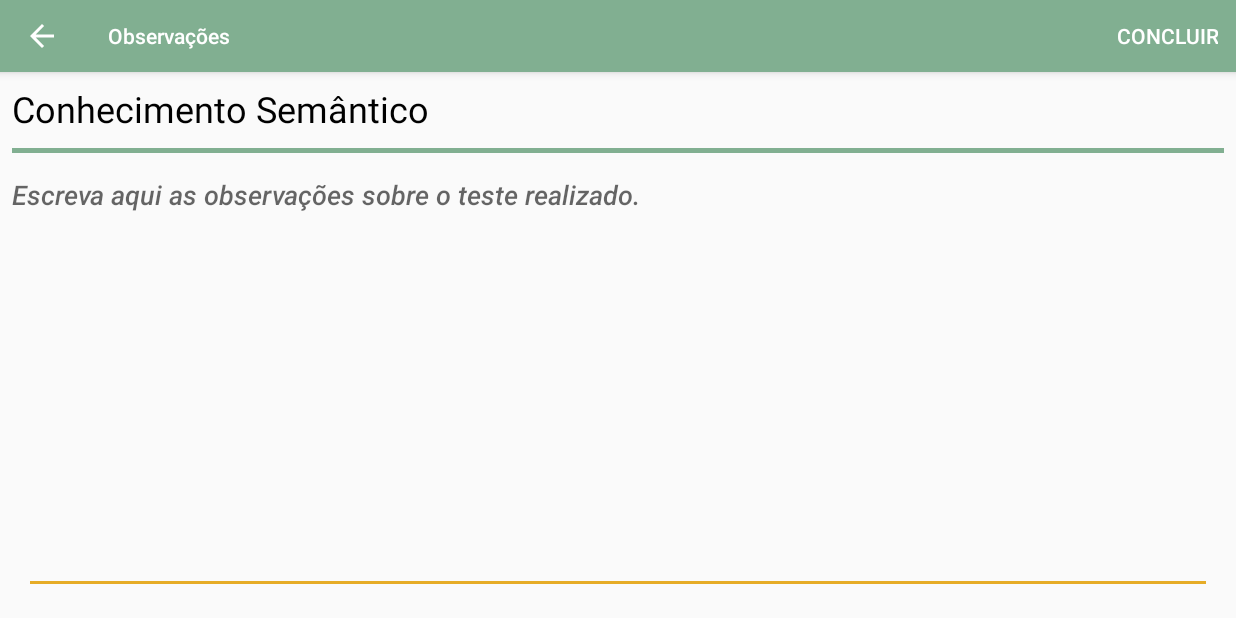
After one commit to Hercilio1/BALE-beta, an Android app: the ObservacoesActivity screen opened directly, with no data from a screen before it, on a phone screen of 824 x 412 dp (held sideways). The commit adds this screen. Run offline under Robolectric (Android 15) with nearby library versions, the phone set to English and light mode, and no system bars; our stand-ins replace Firebase (no records; nobody signed in at launch, a user with empty details on screens opened directly); 1 statement that could not run was skipped.

Commit message:
Tela de observações adicionada para CompVerbal e Informacao e discurso livre

```diff
--- /dev/null
+++ b/app/src/main/java/com/example/hercilio/appwithfirebase/Funcionalidades/Bateria/Observacoes/ObservacoesActivity.java
@@ -0,0 +1,163 @@
+package com.example.hercilio.appwithfirebase.Funcionalidades.Bateria.Observacoes;
+
+import android.content.Intent;
+import android.os.Bundle;
+import android.support.v7.app.ActionBar;
+import android.support.v7.app.AppCompatActivity;
+import android.view.Menu;
+import android.view.MenuItem;
+import android.widget.EditText;
+import android.widget.TextView;
+
+import com.example.hercilio.appwithfirebase.Funcionalidades.Bateria.Lobby.BaleLobbyActivity;
+import com.example.hercilio.appwithfirebase.Objetos.CompreensaoVerbalObject;
+import com.example.hercilio.appwithfirebase.Objetos.InformacaoDiscursoLivreObject;
+import com.example.hercilio.appwithfirebase.Objetos.Participante;
+import com.example.hercilio.appwithfirebase.R;
+import com.google.firebase.auth.FirebaseAuth;
+import com.google.firebase.database.DatabaseReference;
+import com.google.firebase.database.FirebaseDatabase;
+
+/**
+ * Created by Hercilio on 13/03/2018.
+ */
+
+public class ObservacoesActivity extends AppCompatActivity {
+
+    public static final String ACTIVITY_LISTENER = "String[]";
+
+    private TextView mTitle;
+    private EditText mObservacoes;
+
+    @Override
+    protected void onCreate(Bundle savedInstanceState) {
+        super.onCreate(savedInstanceState);
+        setContentView(R.layout.activity_comentarios);
+
+        final ActionBar actionBar = getSupportActionBar();
+        if (actionBar != null) {
+            actionBar.setDisplayHomeAsUpEnabled(true);
+        }
+
+        mTitle = (TextView) findViewById(R.id.title_observacoes);
+        mObservacoes = (EditText) findViewById(R.id.observacoes_edit_text);
+
+        Intent intentFromList = getIntent();
+        if (intentFromList != null) {
+            final Participante participante = (Participante) intentFromList.getSerializableExtra(BaleLobbyActivity.EXTRA_PARTICIPANTE);
+            final String[] indicador = (String[]) intentFromList.getSerializableExtra(ACTIVITY_LISTENER);
+            switch (indicador[0]) {
+                case "CompreensaoVerbalLobbyActivity":
+                    mTitle.setText(R.string.bateria_tipopergunta_compverbal);
+                    if(participante.getCompVerbalObject() != null && participante.getCompVerbalObject().getObservacoes() != null)
+                        mObservacoes.setText(participante.getCompVerbalObject().getObservacoes());
+                    break;
+                case "InformacaoDiscursolivreLobbyActivity":
+                    mTitle.setText("Informação e Discurso Livre");
+                    if(participante.getInformacaoDiscLivreObject() != null && participante.getInformacaoDiscLivreObject().getObservacoes() != null)
+                        mObservacoes.setText(participante.getInformacaoDiscLivreObject().getObservacoes());
+                    break;
+                default:
+                    break;
+            }
+        }
+
+    }
+
+    public void registrarCompVerbal(Participante participante) {
+        CompreensaoVerbalObject compreensaoVerbalObject;
+        if (participante.getCompVerbalObject() == null)
+            compreensaoVerbalObject = new CompreensaoVerbalObject();
+        else
+            compreensaoVerbalObject = participante.getCompVerbalObject();
+
+        compreensaoVerbalObject.setObservacoes(mObservacoes.getText().toString());
+        participante.setCompVerbalObject(compreensaoVerbalObject);
+
+        FirebaseDatabase mFirebaseDatabase;
+        final DatabaseReference mParticipanteDatabaseReference;
+
+        //Cria o caminho que garantirá o acesso somente aos participantes do usuário logado
+        mFirebaseDatabase = FirebaseDatabase.getInstance();
+        final FirebaseAuth auth = FirebaseAuth.getInstance();
+        mParticipanteDatabaseReference = mFirebaseDatabase.getReference().child("users").child(auth.getCurrentUser().getUid()).child("participantes");
+
+        //Criar uma váriavel final estava criando um loop no onDataChange
+        //final Participante partAux = participante;
+        mParticipanteDatabaseReference.child(participante.getCpf()).setValue(participante);
+    }
+
+    public void registrarInfDiscLivre(Participante participante) {
+        InformacaoDiscursoLivreObject informacaoDiscursoLivreObject;
+        if (participante.getInformacaoDiscLivreObject() == null)
+            informacaoDiscursoLivreObject = new InformacaoDiscursoLivreObject();
+        else
+            informacaoDiscursoLivreObject = participante.getInformacaoDiscLivreObject();
+
+        informacaoDiscursoLivreObject.setObservacoes(mObservacoes.getText().toString());
+        participante.setInformacaoDiscLivreObject(informacaoDiscursoLivreObject);
+
+        FirebaseDatabase mFirebaseDatabase;
+        final DatabaseReference mParticipanteDatabaseReference;
+
+        //Cria o caminho que garantirá o acesso somente aos participantes do usuário logado
+        mFirebaseDatabase = FirebaseDatabase.getInstance();
+        final FirebaseAuth auth = FirebaseAuth.getInstance();
+        mParticipanteDatabaseReference = mFirebaseDatabase.getReference().child("users").child(auth.getCurrentUser().getUid()).child("participantes");
+
+        //Criar uma váriavel final estava criando um loop no onDataChange
+        //final Participante partAux = participante;
+        mParticipanteDatabaseReference.child(participante.getCpf()).setValue(participante);
+    }
+
+    @Override
+    public boolean onCreateOptionsMenu(Menu menu) {
+        // Inflate the menu; this adds items to the action bar if it is present.
+        getMenuInflater().inflate(R.menu.obeservacoes_button, menu);
+        //Instanciação das referências.
+        MenuItem baleLobbyHomeBtn = menu.findItem(R.id.bale_observacoes_button_concluir);
+        baleLobbyHomeBtn.setVisible(true);
+        return true;
+    }
+
+    @Override
+    public boolean onOptionsItemSelected(MenuItem item) {
+        // Handle action bar item clicks here. The action bar will
+        // automatically handle clicks on the Home/Up button, so long
+        // as you specify a parent activity in AndroidManifest.xml.
+
+        int id = item.getItemId();
+
+        //Faz as transações
+        switch (id) {
+            case android.R.id.home:
+                this.onBackPressed();
+                return true;
+            case R.id.bale_observacoes_button_concluir:
+
+                Intent intentFromList = getIntent();
+                if (intentFromList != null) {
+                    final Participante participante = (Participante) intentFromList.getSerializableExtra(BaleLobbyActivity.EXTRA_PARTICIPANTE);
+
+                    switch (mTitle.getText().toString()) {
+                        case "Compreensão Verbal":
+                            registrarCompVerbal(participante);
+                            break;
+                        case "Informação e Discurso Livre":
+                            registrarInfDiscLivre(participante);
+                            break;
+                        default:
+                            break;
+                    }
+
+                    Intent intent = new Intent(this, BaleLobbyActivity.class);
+                    intent.putExtra(BaleLobbyActivity.EXTRA_PARTICIPANTE, participante);
+                    startActivity(intent);
+                }
+                return true;
+            default:
+                break;
+        }
+        return super.onOptionsItemSelected(item);
+    }
+}
--- /dev/null
+++ b/app/src/main/res/layout/activity_comentarios.xml
@@ -0,0 +1,73 @@
+<?xml version="1.0" encoding="utf-8"?>
+<LinearLayout
+    xmlns:android="http://schemas.android.com/apk/res/android"
+    xmlns:app="http://schemas.android.com/apk/res-auto"
+    android:layout_width="match_parent"
+    android:layout_height="match_parent"
+    android:orientation="vertical">
+
+    <TextView
+        android:id="@+id/title_observacoes"
+        android:layout_width="wrap_content"
+        android:layout_height="wrap_content"
+        android:layout_alignParentLeft="true"
+        android:layout_alignParentStart="true"
+        android:layout_alignParentTop="true"
+        android:layout_marginLeft="8dp"
+        android:layout_marginStart="8dp"
+        android:layout_marginTop="8dp"
+        android:layout_span="6"
+        android:text="@string/bateria_tipopergunta_conhecimento_semantico"
+        android:textAppearance="?android:attr/textAppearanceMedium"
+        android:textColor="#000"
+        android:textSize="24sp"
+        app:layout_constraintStart_toStartOf="parent"
+        app:layout_constraintTop_toTopOf="parent" />
+
+    <TableRow
+        android:id="@+id/tableRow"
+        android:layout_width="match_parent"
+        android:layout_height="wrap_content"
+        android:layout_alignLeft="@+id/bateria_compreensao"
+        android:layout_alignStart="@+id/bateria_compreensao"
+        android:layout_below="@+id/bateria_compreensao"
+        android:layout_marginEnd="8dp"
+        android:layout_marginStart="8dp"
+        android:layout_marginTop="8dp" >
+
+        <View
+            android:layout_width="match_parent"
+            android:layout_height="3dp"
+            android:layout_marginBottom="15dp"
+            android:layout_marginTop="2dp"
+            android:layout_span="4"
+            android:background="@color/colorPrimary" />
+    </TableRow>
+
+    <TextView
+        android:id="@+id/textView1"
+        android:layout_width="935dp"
+        android:layout_height="wrap_content"
+        android:layout_alignParentLeft="true"
+        android:layout_alignParentStart="true"
+        android:layout_below="@+id/tableRow"
+        android:layout_marginEnd="8dp"
+        android:layout_marginStart="8dp"
+        android:text="Escreva aqui as observações sobre o teste realizado."
+        android:textAppearance="@android:style/TextAppearance.DeviceDefault.Medium"
+        android:textStyle="italic" />
+
+    <EditText
+        android:id="@+id/observacoes_edit_text"
+        android:layout_width="match_parent"
+        android:layout_height="0dp"
+        android:layout_weight="1"
+        android:layout_margin="16dp"
+        android:gravity="top"
+        android:overScrollMode="always"
+        android:scrollHorizontally="true"
+        android:scrollbarStyle="insideInset"
+        android:scrollbars="vertical"
+        android:inputType="text|textMultiLine|textCapSentences" />
+
+</LinearLayout>
--- a/app/src/main/res/menu/main.xml
+++ b/app/src/main/res/menu/main.xml
@@ -5,7 +5,7 @@
         android:id="@+id/bale_lobby_home_btn"
         android:title=""
         android:orderInCategory="100"
-        android:icon="@drawable/ic_launcher_foreground"
+        android:icon="@drawable/ic_home_white_24dp"
         app:showAsAction="ifRoom"
         android:visible="true"/>
 
--- /dev/null
+++ b/app/src/main/res/menu/obeservacoes_button.xml
@@ -0,0 +1,19 @@
+<?xml version="1.0" encoding="utf-8"?>
+<menu xmlns:android="http://schemas.android.com/apk/res/android"
+    xmlns:app="http://schemas.android.com/apk/res-auto">
+    <item
+        android:id="@+id/bale_observacoes_button"
+        android:title=""
+        android:orderInCategory="100"
+        android:icon="@drawable/ic_border_color_white_24dp"
+        app:showAsAction="ifRoom"
+        android:visible="false"/>
+
+    <item
+        android:id="@+id/bale_observacoes_button_concluir"
+        android:title="CONCLUIR"
+        android:orderInCategory="100"
+        app:showAsAction="ifRoom"
+        android:visible="false"/>
+
+</menu>
```
Also changed, not shown: app/src/main/AndroidManifest.xml (+8 -3 lines), app/src/main/java/com/example/hercilio/appwithfirebase/Funcionalidades/Bateria/CompreensaoVerbal/CompreensaoVerbalLobbyActivity.java (+43 -0 lines), app/src/main/java/com/example/hercilio/appwithfirebase/Funcionalidades/Bateria/InformacaoDiscursolivre/DiscursoLivreActivity.java (+6 -6 lines), app/src/main/java/com/example/hercilio/appwithfirebase/Funcionalidades/Bateria/InformacaoDiscursolivre/InformacaoActivity.java (+6 -6 lines), app/src/main/java/com/example/hercilio/appwithfirebase/Funcionalidades/Bateria/InformacaoDiscursolivre/InformacaoDiscursolivreLobbyActivity.java (+42 -0 lines), app/src/main/java/com/example/hercilio/appwithfirebase/Objetos/CompreensaoVerbalObject.java (+7 -0 lines), app/src/main/java/com/example/hercilio/appwithfirebase/Objetos/InformacaoDiscursoLivreObject.java (+7 -0 lines), app/src/main/java/com/example/hercilio/appwithfirebase/Objetos/Participante.java (+6 -6 lines), app/src/main/res/drawable/ic_border_color_white_24dp.png (added), app/src/main/res/drawable/ic_home_white_24dp.png (added), 1 other file.
